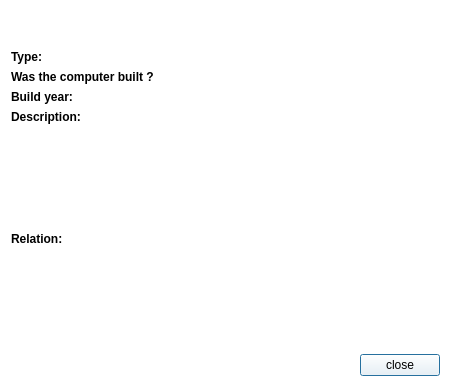
This is vika3/ui/moreinfocomputer.ui in hlynurstef/Verklegt-namskeid-1-vika-3 as Qt 5 draws it before an edit. The edited form follows.
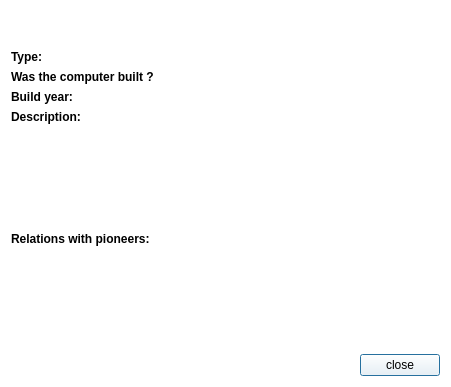
This is the edited form. Icons and pictures are not drawn.

Commit message: relations in computer more info

Diff of the .ui file:
```diff
--- a/vika3/ui/moreinfocomputer.ui
+++ b/vika3/ui/moreinfocomputer.ui
@@ -73,7 +73,7 @@
         </font>
        </property>
        <property name="text">
-        <string>Relation:</string>
+        <string>Relations with pioneers:</string>
        </property>
       </widget>
      </item>
```
The commit also changes 4 other files.
